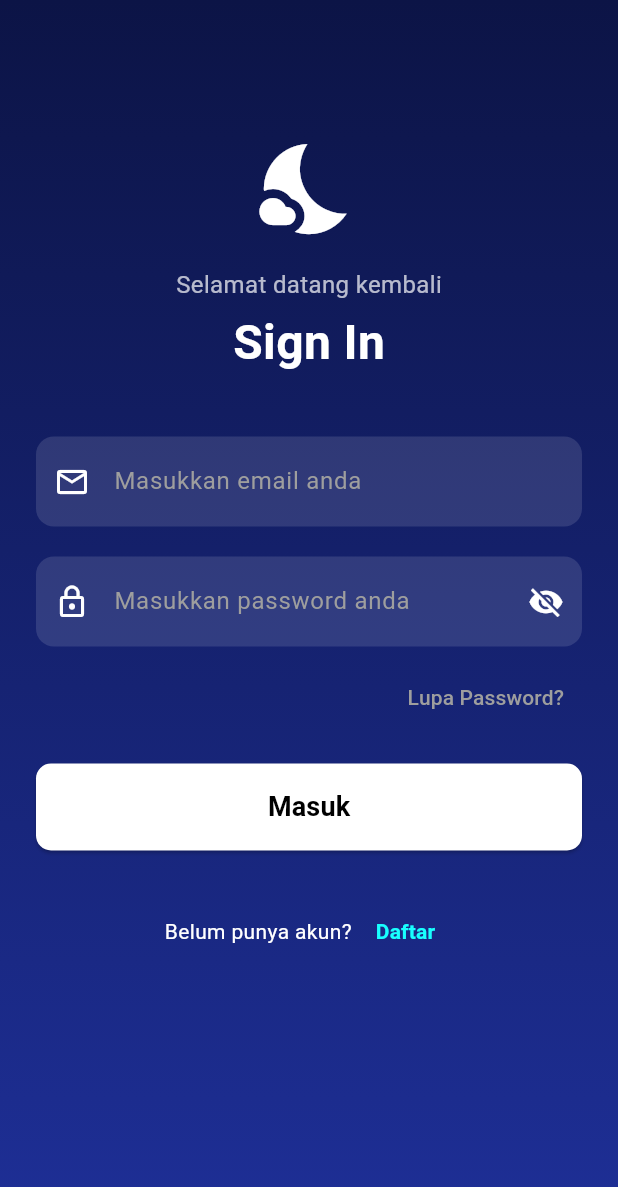
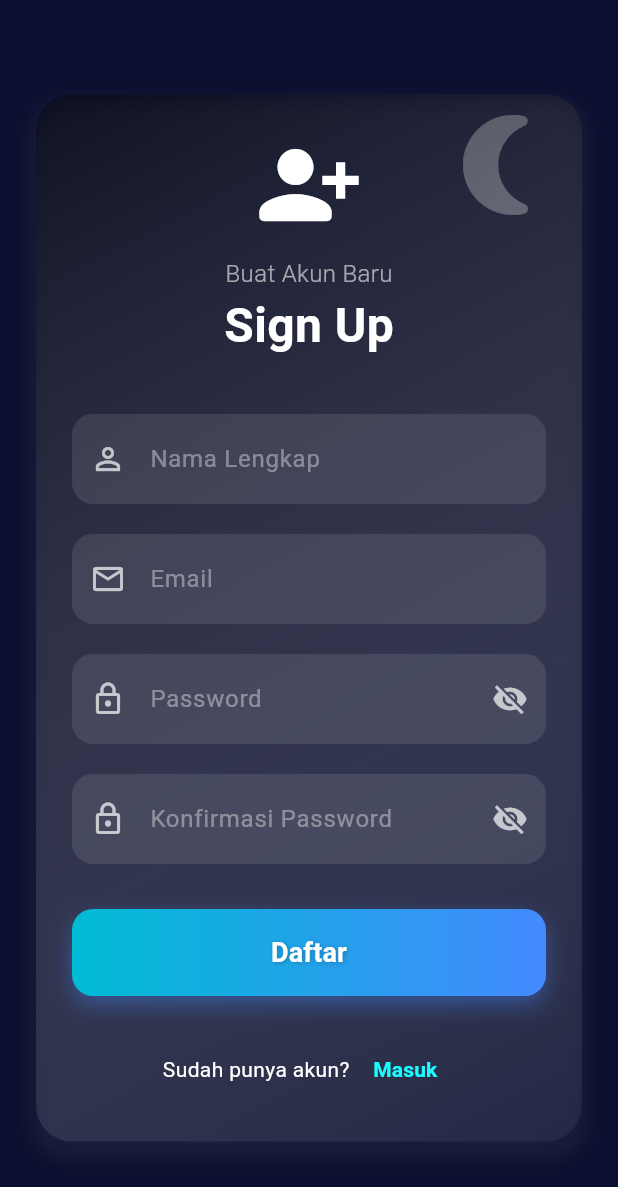
Before and after one commit to riziqhilmi/Insomnia-Mobile, a Flutter app: the LoginScreen screen opened directly, after a tap on "Daftar", on a phone screen of 412 x 824 dp. Shown: the top 1187 px of the screen. Run offline on Flutter 3.47's test engine with Material 3 defaults, Android fonts, the phone set to English and light mode, and no system bars; drawn by our look-alikes of animated_background.

Commit message:
add register

```diff
--- a/lib/screens/login_screen.dart
+++ b/lib/screens/login_screen.dart
@@ -1,6 +1,8 @@
 import 'package:flutter/material.dart';
 import '../widgets/custom_text_field.dart';
 import '../widgets/custom_button.dart';
+import 'register_screen.dart';
+
 
 class LoginScreen extends StatelessWidget {
   const LoginScreen({super.key});
@@ -83,7 +85,14 @@ class LoginScreen extends StatelessWidget {
                       style: TextStyle(color: Colors.white),
                     ),
                     TextButton(
-                      onPressed: () {},
+                      onPressed: () {
+                        Navigator.push(
+                          context,
+                          MaterialPageRoute(
+                            builder: (context) => const RegisterScreen(),
+                          ),
+                        );
+                      },
                       child: const Text(
                         "Daftar",
                         style: TextStyle(
--- /dev/null
+++ b/lib/screens/register_screen.dart
@@ -0,0 +1,247 @@
+import 'package:flutter/material.dart';
+import 'package:animated_background/animated_background.dart';
+import '../widgets/custom_button.dart';
+
+class RegisterScreen extends StatefulWidget {
+  const RegisterScreen({super.key});
+
+  @override
+  State<RegisterScreen> createState() => _RegisterScreenState();
+}
+
+class _RegisterScreenState extends State<RegisterScreen>
+    with TickerProviderStateMixin {
+  final _formKey = GlobalKey<FormState>();
+
+  final _nameController = TextEditingController();
+  final _emailController = TextEditingController();
+  final _passwordController = TextEditingController();
+  final _confirmPasswordController = TextEditingController();
+
+  bool _isPasswordVisible = false;
+  bool _isConfirmVisible = false;
+
+  void _handleRegister() {
+    if (_formKey.currentState!.validate()) {
+      Navigator.pushReplacement(
+        context,
+        PageRouteBuilder(
+          transitionDuration: const Duration(milliseconds: 700),
+          pageBuilder: (_, __, ___) => const SuccessPage(),
+          transitionsBuilder: (_, animation, __, child) {
+            return FadeTransition(opacity: animation, child: child);
+          },
+        ),
+      );
+    }
+  }
+
+  @override
+  Widget build(BuildContext context) {
+    return Scaffold(
+      backgroundColor: const Color(0xFF0B0F2F),
+      body: Stack(
+        children: [
+          // Partikel bintang
+          AnimatedBackground(
+            vsync: this,
+            behaviour: RandomParticleBehaviour(
+              options: ParticleOptions(
+                baseColor: Colors.white.withOpacity(0.35),
+                spawnOpacity: 0.0,
+                opacityChangeRate: 0.25,
+                minOpacity: 0.1,
+                maxOpacity: 0.4,
+                particleCount: 100,
+                spawnMaxRadius: 4.0,
+                spawnMinRadius: 1.0,
+                spawnMaxSpeed: 30.0,
+                spawnMinSpeed: 10.0,
+              ),
+            ),
+            child: Container(),
+          ),
+
+          // Bulan
+          const Positioned(
+            top: 70,
+            right: 40,
+            child: Icon(Icons.nightlight_round, size: 80, color: Colors.white38),
+          ),
+
+          // Form Register
+          SafeArea(
+            child: Center(
+              child: SingleChildScrollView(
+                padding: const EdgeInsets.symmetric(horizontal: 24),
+                child: Container(
+                  decoration: BoxDecoration(
+                    gradient: LinearGradient(
+                      colors: [
+                        Colors.black.withOpacity(0.4),
+                        Colors.white.withOpacity(0.05),
+                      ],
+                      begin: Alignment.topLeft,
+                      end: Alignment.bottomRight,
+                    ),
+                    borderRadius: BorderRadius.circular(24),
+                    boxShadow: [
+                      BoxShadow(
+                        color: Colors.white.withOpacity(0.06),
+                        blurRadius: 12,
+                        spreadRadius: 4,
+                        offset: const Offset(0, 8),
+                      )
+                    ],
+                  ),
+                  padding: const EdgeInsets.all(24),
+                  child: Form(
+                    key: _formKey,
+                    child: Column(
+                      children: [
+                        const Icon(Icons.person_add_alt_1_rounded,
+                            size: 72, color: Colors.white),
+                        const SizedBox(height: 12),
+                        const Text("Buat Akun Baru",
+                            style: TextStyle(
+                                fontSize: 16,
+                                color: Colors.white60,
+                                fontWeight: FontWeight.w300)),
+                        const Text("Sign Up",
+                            style: TextStyle(
+                                fontSize: 32,
+                                fontWeight: FontWeight.bold,
+                                color: Colors.white)),
+                        const SizedBox(height: 36),
+
+                        _buildInput(
+                          controller: _nameController,
+                          icon: Icons.person_outline,
+                          hint: "Nama Lengkap",
+                          validator: (val) => val!.isEmpty ? 'Nama tidak boleh kosong' : null,
+                        ),
+                        const SizedBox(height: 20),
+
+                        _buildInput(
+                          controller: _emailController,
+                          icon: Icons.email_outlined,
+                          hint: "Email",
+                          validator: (val) =>
+                              val!.contains("@") ? null : 'Email tidak valid',
+                        ),
+                        const SizedBox(height: 20),
+
+                        _buildInput(
+                          controller: _passwordController,
+                          icon: Icons.lock_outline,
+                          hint: "Password",
+                          obscure: !_isPasswordVisible,
+                          suffix: _visibilityIcon(
+                              _isPasswordVisible, () => setState(() => _isPasswordVisible = !_isPasswordVisible)),
+                          validator: (val) =>
+                              val!.length < 6 ? 'Minimal 6 karakter' : null,
+                        ),
+                        const SizedBox(height: 20),
+
+                        _buildInput(
+                          controller: _confirmPasswordController,
+                          icon: Icons.lock_outline,
+                          hint: "Konfirmasi Password",
+                          obscure: !_isConfirmVisible,
+                          suffix: _visibilityIcon(
+                              _isConfirmVisible, () => setState(() => _isConfirmVisible = !_isConfirmVisible)),
+                          validator: (val) => val != _passwordController.text
+                              ? 'Password tidak cocok'
+                              : null,
+                        ),
+                        const SizedBox(height: 30),
+
+                        CustomButton(
+                          text: "Daftar",
+                          onPressed: _handleRegister,
+                          gradient: const LinearGradient(
+                            colors: [Colors.cyan, Colors.blueAccent],
+                          ),
+                        ),
+                        const SizedBox(height: 25),
+
+                        Row(
+                          mainAxisAlignment: MainAxisAlignment.center,
+                          children: [
+                            const Text("Sudah punya akun? ",
+                                style: TextStyle(color: Colors.white)),
+                            TextButton(
+                              onPressed: () => Navigator.pop(context),
+                              child: const Text("Masuk",
+                                  style: TextStyle(
+                                      color: Colors.cyanAccent,
+                                      fontWeight: FontWeight.bold)),
+                            ),
+                          ],
+                        ),
+                      ],
+                    ),
+                  ),
+                ),
+              ),
+            ),
+          )
+        ],
+      ),
+    );
+  }
+
+  Widget _buildInput({
+    required TextEditingController controller,
+    required IconData icon,
+    required String hint,
+    bool obscure = false,
+    Widget? suffix,
+    String? Function(String?)? validator,
+  }) {
+    return TextFormField(
+      controller: controller,
+      obscureText: obscure,
+      validator: validator,
+      style: const TextStyle(color: Colors.white),
+      decoration: InputDecoration(
+        filled: true,
+        fillColor: Colors.white10,
+        prefixIcon: Icon(icon, color: Colors.white70),
+        suffixIcon: suffix,
+        hintText: hint,
+        hintStyle: const TextStyle(color: Colors.white38),
+        border: OutlineInputBorder(
+          borderRadius: BorderRadius.circular(14),
+          borderSide: BorderSide.none,
+        ),
+        contentPadding: const EdgeInsets.symmetric(vertical: 18, horizontal: 16),
+      ),
+    );
+  }
+
+  Widget _visibilityIcon(bool visible, VoidCallback onPressed) {
+    return IconButton(
+      icon: Icon(visible ? Icons.visibility : Icons.visibility_off,
+          color: Colors.white70),
+      onPressed: onPressed,
+    );
+  }
+}
+
+class SuccessPage extends StatelessWidget {
+  const SuccessPage({super.key});
+
+  @override
+  Widget build(BuildContext context) {
+    return Scaffold(
+      backgroundColor: const Color(0xFF0B0F2F),
+      body: const Center(
+        child: Text(
+          "Registrasi Berhasil!",
+          style: TextStyle(color: Colors.white, fontSize: 24),
+        ),
+      ),
+    );
+  }
+}
--- a/lib/widgets/custom_button.dart
+++ b/lib/widgets/custom_button.dart
@@ -3,28 +3,58 @@ import 'package:flutter/material.dart';
 class CustomButton extends StatelessWidget {
   final String text;
   final VoidCallback onPressed;
+  final Gradient? gradient;
 
   const CustomButton({
     super.key,
     required this.text,
     required this.onPressed,
+    this.gradient,
   });
 
   @override
   Widget build(BuildContext context) {
-    return SizedBox(
-      width: double.infinity, // tombol penuh 1 baris
+    return Container(
+      width: double.infinity,
+      decoration: BoxDecoration(
+        gradient: gradient ??
+            const LinearGradient(
+              colors: [Color(0xFF00C6FF), Color(0xFF0072FF)],
+              begin: Alignment.topLeft,
+              end: Alignment.bottomRight,
+            ),
+        borderRadius: BorderRadius.circular(14),
+        boxShadow: [
+          BoxShadow(
+            color: Colors.blueAccent.withOpacity(0.4),
+            blurRadius: 12,
+            offset: const Offset(0, 6),
+          )
+        ],
+      ),
       child: ElevatedButton(
         style: ElevatedButton.styleFrom(
-          backgroundColor: const Color.fromARGB(255, 255, 255, 255),
-          foregroundColor: Colors.black,
+          elevation: 0,
+          backgroundColor: Colors.transparent,
+          shadowColor: Colors.transparent,
           padding: const EdgeInsets.symmetric(vertical: 16),
-          shape: RoundedRectangleBorder(borderRadius: BorderRadius.circular(10)),
+          shape: RoundedRectangleBorder(borderRadius: BorderRadius.circular(14)),
         ),
         onPressed: onPressed,
         child: Text(
           text,
-          style: const TextStyle(fontSize: 18, fontWeight: FontWeight.bold),
+          style: const TextStyle(
+            color: Colors.white,
+            fontSize: 18,
+            fontWeight: FontWeight.w600,
+            shadows: [
+              Shadow(
+                blurRadius: 4,
+                color: Colors.black26,
+                offset: Offset(1, 1),
+              )
+            ],
+          ),
         ),
       ),
     );
--- a/pubspec.yaml
+++ b/pubspec.yaml
@@ -30,6 +30,8 @@ environment:
 dependencies:
   flutter:
     sdk: flutter
+  animated_background: ^2.0.0
+
 
   # The following adds the Cupertino Icons font to your application.
   # Use with the CupertinoIcons class for iOS style icons.
```
Also changed, not shown: assets/images/images/moon.png (added), pubspec.lock.
